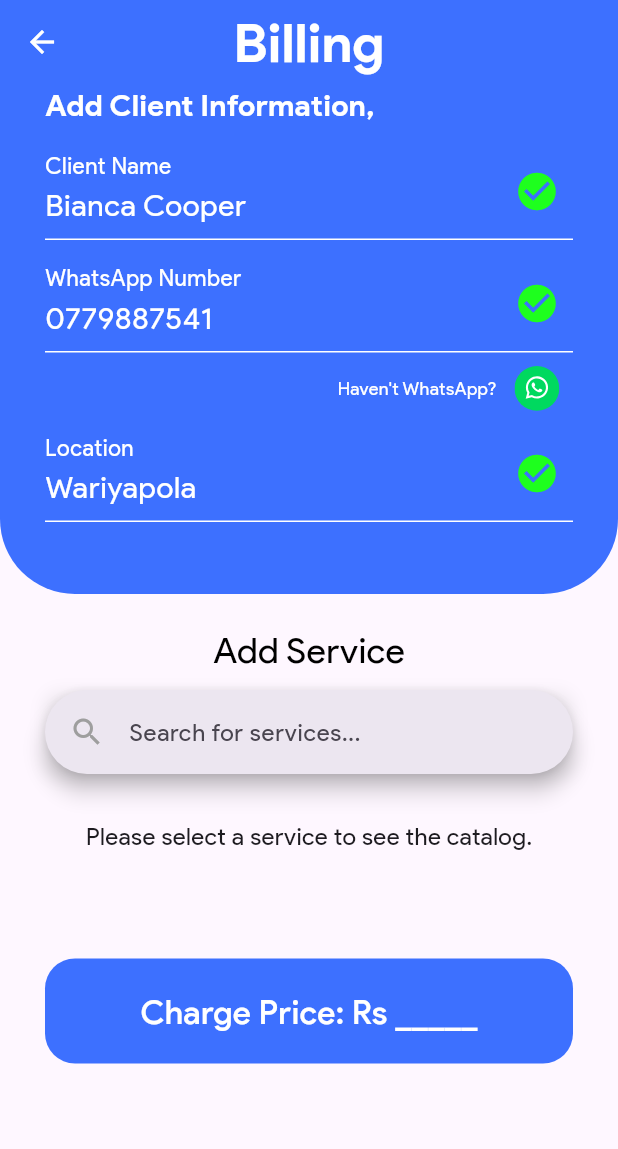
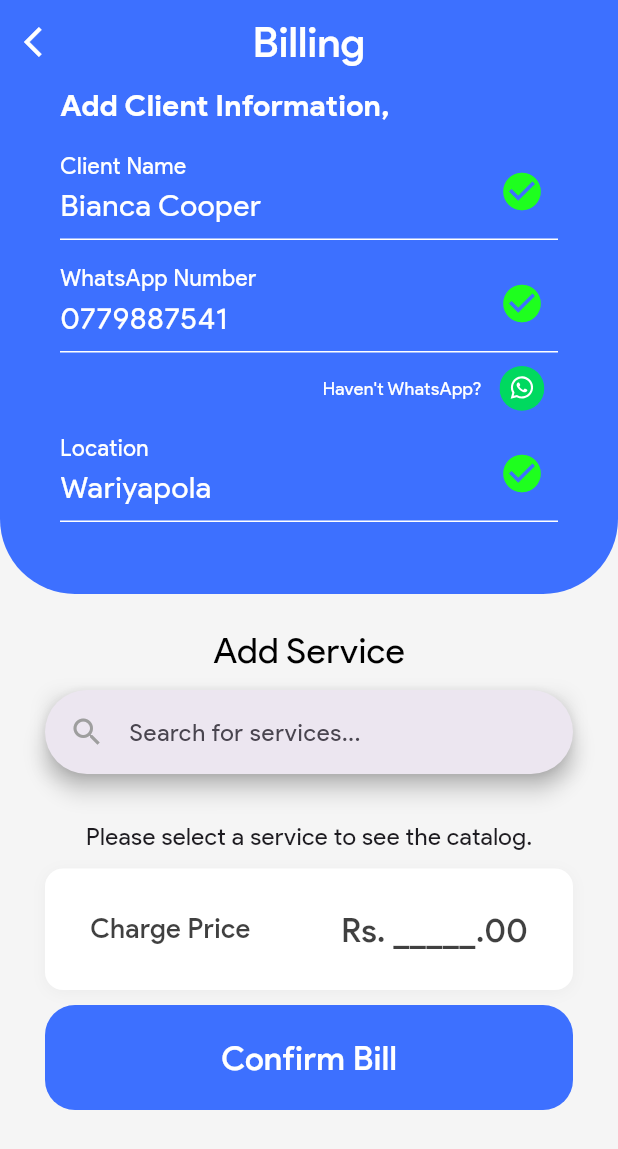
Before and after one commit to udithgunasekara/SalonBilling_MobileApp, a Flutter app: the screen it shows after launch, after a tap on "Add New Bill", on a phone screen of 412 x 824 dp. Shown: the top 1149 px of the screen. Run offline on Flutter 3.47's test engine with Material 3 defaults, Android fonts, the light colour scheme and no system bars; our stand-ins replace cloud_firestore, firebase_core, flutter_svg, hive, hive_flutter; missing offline and left inert: dart:ffi; accounts and stored records are empty; generated files the repository leaves out were written again; network calls fail.

Commit message:
Add time attribute to Service model, update UI padding, and enhance billing functionality

```diff
--- a/lib/Model/service.dart
+++ b/lib/Model/service.dart
@@ -10,12 +10,14 @@ class Service {
   final String serviceType;
   final String contactNumber;
   final int price;
+  final String time;
 
   Service({
     required this.providerName,
     required this.serviceType,
     required this.contactNumber,
     required this.price,
+    required this.time,
   });
 }
 
--- a/lib/View/billingpage/add_client.dart
+++ b/lib/View/billingpage/add_client.dart
@@ -97,7 +97,7 @@ class _ClientInforState extends State<ClientInfor> {
     return GestureDetector(
       onTap: () => FocusScope.of(context).unfocus(),
       child: Container(
-        padding: const EdgeInsets.symmetric(horizontal: 30),
+        padding: const EdgeInsets.symmetric(horizontal: 40),
         height: 340,
         decoration: const BoxDecoration(
           color: mainColor,
--- a/lib/View/billingpage/add_service.dart
+++ b/lib/View/billingpage/add_service.dart
@@ -1,6 +1,8 @@
 //statefull
 
 //including search function and selected widget shower
+
+import 'dart:developer';
 
 import 'package:flutter/material.dart';
 import 'package:flutter/services.dart';
@@ -84,7 +86,7 @@ class _ServiceInforState extends State<ServiceInfor> {
     return Padding(
       padding: const EdgeInsets.symmetric(horizontal: 30),
       child: Column(
-        mainAxisAlignment: MainAxisAlignment.spaceAround,
+        mainAxisAlignment: MainAxisAlignment.spaceBetween,
         children: [
           ///sorting algo for emp frquently used services
           const Text(
@@ -208,20 +210,54 @@ class _ServiceInforState extends State<ServiceInfor> {
               style: TextStyle(fontSize: 16),
             ),
           // i need to push below container into the buttom of the cr
-          SizedBox(height: 70),
+          SizedBox(height: 10),
 
-          ValueListenableBuilder<String>(
-            valueListenable: _viewModel.defualPrice,
-            builder: (context, price, child) {
-              return ThemeButton(
-                text:
-                    price == '0' ? 'Select Option' : 'Charge Price: Rs $price',
-                onPressed: () {
-                  _viewModel.saveBill();
-                },
-              );
-            },
+          Container(
+            padding: const EdgeInsets.symmetric(horizontal: 30, vertical: 25),
+            decoration: BoxDecoration(
+              color: Colors.white,
+              borderRadius: BorderRadius.circular(12),
+              boxShadow: [
+                BoxShadow(
+                  color: Colors.grey.withOpacity(0.1),
+                  blurRadius: 8,
+                  offset: const Offset(0, 2),
+                ),
+              ],
+            ),
+            child: Row(
+              mainAxisAlignment: MainAxisAlignment.spaceBetween,
+              children: [
+                const Text(
+                  'Charge Price',
+                  style: TextStyle(
+                    fontSize: 18,
+                    fontWeight: FontWeight.w500,
+                    color: buttonText,
+                  ),
+                ),
+                ValueListenableBuilder<String>(
+                  valueListenable: _viewModel.defualPrice,
+                  builder: (context, price, child) {
+                    return Text(
+                      price == '0' ? 'Rs. 0.00' : 'Rs. ${price}.00',
+                      style: const TextStyle(
+                        fontSize: 22,
+                        fontWeight: FontWeight.w500,
+                        color: buttonText,
+                      ),
+                    );
+                  },
+                ),
+              ],
+            ),
           ),
+          SizedBox(height: 10),
+          ThemeButton(
+              text: "Confirm Bill",
+              onPressed: () {
+                _viewModel.saveBill();
+              }),
         ],
       ),
     );
--- a/lib/View/billingpage/billing_page.dart
+++ b/lib/View/billingpage/billing_page.dart
@@ -5,29 +5,71 @@ import 'package:salon_mobile/View/billingpage/charge_price.dart';
 import 'package:salon_mobile/ViewModel/bill.dart';
 import 'package:salon_mobile/assets/theme/themecolor.dart';
 
+// class BillingPage extends StatelessWidget {
+//   const BillingPage({super.key});
+
+//   @override
+//   Widget build(BuildContext context) {
+//     return Scaffold(
+//         appBar: AppBar(
+//           centerTitle: true,
+//           iconTheme: const IconThemeData(
+//             color: Colors.white,
+//           ),
+//           leading: IconButton(
+//             onPressed: () {
+//               Bill().detach();
+//               Navigator.pop(context);
+//             },
+//             icon: const Icon(Icons.arrow_back),
+//           ),
+//           title: const Text(
+//             'Billing',
+//             style: TextStyle(
+//               fontSize: 36,
+//               fontWeight: FontWeight.bold,
+//               color: Colors.white,
+//             ),
+//           ),
+//           backgroundColor: mainColor,
+//         ),
+//         body: SingleChildScrollView(
+//           child: Column(
+//             children: const [
+//               //add client information widget here
+//               ClientInfor(),
+//               SizedBox(height: 20),
+//               //add service list widget here
+//               ServiceInfor()
+//             ],
+//           ),
+//         ));
+//   }
+// }
+
 class BillingPage extends StatelessWidget {
   const BillingPage({super.key});
 
   @override
   Widget build(BuildContext context) {
     return Scaffold(
+      backgroundColor: Colors.grey[100],
       appBar: AppBar(
         centerTitle: true,
-          iconTheme: const IconThemeData(
-            color: Colors.white,
-          ),
+        elevation: 0,
+        iconTheme: const IconThemeData(color: Colors.white),
         leading: IconButton(
           onPressed: () {
             Bill().detach();
             Navigator.pop(context);
           },
-            icon: const Icon(Icons.arrow_back),
+          icon: const Icon(Icons.arrow_back_ios),
         ),
         title: const Text(
           'Billing',
           style: TextStyle(
-              fontSize: 36,
-              fontWeight: FontWeight.bold,
+            fontSize: 28,
+            fontWeight: FontWeight.w500,
             color: Colors.white,
           ),
         ),
@@ -36,13 +78,12 @@ class BillingPage extends StatelessWidget {
       body: SingleChildScrollView(
         child: Column(
           children: const [
-              //add client information widget here
             ClientInfor(),
             SizedBox(height: 20),
-              //add service list widget here
-              ServiceInfor()
+            ServiceInfor(),
           ],
         ),
-        ));
+      ),
+    );
   }
 }
--- a/lib/View/home_view.dart
+++ b/lib/View/home_view.dart
@@ -21,16 +21,21 @@ class HomeView extends StatelessWidget {
     return formatter.format(now); // Format current date to "MMM yy"
   }
 
-  List<String> getCurrentWeek() {
+  List<Map<String, String>> getCurrentWeek() {
     final now = DateTime.now();
-    final startOfWeek = now.subtract(Duration(
-        days:
-            now.weekday - 1)); // Get the first day of the current week (Monday)
-    List<String> weekDays = [];
+    final startOfWeek = now.subtract(Duration(days: now.weekday - 1));
+    List<Map<String, String>> weekDays = [];
+
     for (int i = 0; i < 7; i++) {
       final day = startOfWeek.add(Duration(days: i));
-      final formatter = DateFormat('d'); // Format the date to show day number
-      weekDays.add(formatter.format(day));
+      final dayNumber = DateFormat('d').format(day);
+      final dayName = DateFormat('E')
+          .format(day)
+          .substring(0, 3); // Get first 3 letters of day name
+      weekDays.add({
+        'number': dayNumber,
+        'name': dayName,
+      });
     }
     return weekDays;
   }
@@ -78,50 +83,56 @@ class HomeView extends StatelessWidget {
                 ),
                 // Display current month
                 Text(
-                  getCurrentMonth(),
+                  '${getCurrentMonth()},',
                   style: const TextStyle(
-                      fontSize: 18,
+                      fontSize: 20,
                       fontWeight: FontWeight.bold,
                       color: Colors.white),
                 ),
                 const SizedBox(
                   height: 10,
                 ),
-                const SizedBox(height: 10),
+                const SizedBox(height: 3),
                 // Display days of the current week in a horizontal list
                 Row(
-                  mainAxisAlignment:
-                      MainAxisAlignment.spaceEvenly, // Distribute space evenly
+                  mainAxisAlignment: MainAxisAlignment.spaceEvenly,
                   children: getCurrentWeek().map((day) {
-                    bool isCurrentDay =
-                        day == currentDay; // Check if it's the current day
+                    bool isCurrentDay = day['number'] == currentDay;
                     return Container(
                       margin: const EdgeInsets.symmetric(horizontal: 2),
                       width: MediaQuery.of(context).size.width / 7 - 10,
                       padding: const EdgeInsets.symmetric(
-                        vertical: 14,
+                          vertical: 8), // Reduced padding to fit both texts
+                      decoration: BoxDecoration(
+                        color: isCurrentDay ? yellowColor : Colors.white,
+                        borderRadius: BorderRadius.circular(8),
+                        border:
+                            isCurrentDay ? null : Border.all(color: mainColor),
                       ),
-                      decoration: BoxDecoration(
-                        color: isCurrentDay ? Colors.yellow : Colors.white,
-                        borderRadius: BorderRadius.circular(8),
-                        border: isCurrentDay
-                            ? null
-                            : Border.all(
-                                color:
-                                    mainColor), // Blue border for non-current days
-                      ),
-                      child: Center(
-                        child: Text(
-                          day,
+                      child: Column(
+                        mainAxisAlignment: MainAxisAlignment.center,
+                        children: [
+                          Text(
+                            day['name']!, // Show day name
                             style: TextStyle(
                               color: isCurrentDay
                                   ? Colors.white
-                                : Colors
-                                    .blueAccent, // White text for current day, blue for others
+                                  : Colors.blueAccent,
+                              fontSize: 14,
+                              fontWeight: FontWeight.w500,
+                            ),
+                          ),
+                          Text(
+                            day['number']!, // Show day number
+                            style: TextStyle(
+                              color: isCurrentDay
+                                  ? Colors.white
+                                  : Colors.blueAccent,
                               fontSize: 24,
                               fontWeight: FontWeight.bold,
                             ),
                           ),
+                        ],
                       ),
                     );
                   }).toList(),
@@ -133,11 +144,13 @@ class HomeView extends StatelessWidget {
             child: ListView.builder(
               itemCount: _viewModel.services.length,
               itemBuilder: (context, index) {
-                return ServiceTile(_viewModel.services[index]);
+                return ServiceTile(
+                  _viewModel.services[index],
+                  index: index,
+                );
               },
             ),
           ),
-
           // Custom theme button
           Padding(
             padding: const EdgeInsets.all(20.0),
--- a/lib/View/serivce_title.dart
+++ b/lib/View/serivce_title.dart
@@ -1,23 +1,137 @@
 import 'package:flutter/material.dart';
 import 'package:salon_mobile/Model/service.dart';
 
-//showing the service employee did
+// //showing the service employee did
+// class ServiceTile extends StatelessWidget {
+//   final Service _service;
+
+//   const ServiceTile(this._service, {super.key});
+
+//   @override
+//   Widget build(BuildContext context) {
+//     return ListTile(
+//       //add time
+//       title: Text(_service.providerName),
+//       subtitle: Text(_service.serviceType),
+//       trailing: Column(
+//         crossAxisAlignment: CrossAxisAlignment.end,
+//         children: [
+//           Text(_service.contactNumber),
+//           Text('Rs. ${_service.price}/-'),
+//         ],
+//       ),
+//     );
+//   }
+// }
+
 class ServiceTile extends StatelessWidget {
   final Service _service;
+  final int index; // Add index parameter
 
-  const ServiceTile(this._service, {super.key});
+  const ServiceTile(this._service, {required this.index, super.key});
 
   @override
   Widget build(BuildContext context) {
-    return ListTile(
-      title: Text(_service.providerName),
-      subtitle: Text(_service.serviceType),
-      trailing: Column(
-        crossAxisAlignment: CrossAxisAlignment.end,
-        children: [
-          Text(_service.contactNumber),
-          Text('Rs. ${_service.price}/-'),
+    return Container(
+      margin: const EdgeInsets.symmetric(horizontal: 16, vertical: 5),
+      decoration: BoxDecoration(
+        color: Colors.white,
+        borderRadius: BorderRadius.circular(16),
+        boxShadow: [
+          BoxShadow(
+            color: Colors.grey.withOpacity(0.1),
+            spreadRadius: 1,
+            blurRadius: 4,
+            offset: const Offset(0, 2),
+          ),
         ],
+      ),
+      child: Padding(
+        padding: const EdgeInsets.all(16.0),
+        child: Row(
+          children: [
+            // Number indicator
+            Container(
+              width: 40,
+              height: 40,
+              decoration: BoxDecoration(
+                color: const Color(0xFF4169E8),
+                borderRadius: BorderRadius.circular(8),
+              ),
+              child: Center(
+                child: Text(
+                  '${index + 1}',
+                  style: const TextStyle(
+                    color: Colors.white,
+                    fontSize: 20,
+                    fontWeight: FontWeight.bold,
+                  ),
+                ),
+              ),
+            ),
+            const SizedBox(width: 16),
+            // Service details
+            Expanded(
+              child: Column(
+                crossAxisAlignment: CrossAxisAlignment.start,
+                children: [
+                  Row(
+                    mainAxisAlignment: MainAxisAlignment.spaceBetween,
+                    children: [
+                      Text(
+                        _service.providerName,
+                        style: const TextStyle(
+                          fontSize: 18,
+                          fontWeight: FontWeight.bold,
+                        ),
+                      ),
+                      Text(
+                        _service.contactNumber,
+                        style: const TextStyle(
+                          color: Colors.black54,
+                          fontSize: 14,
+                        ),
+                      ),
+                    ],
+                  ),
+                  const SizedBox(height: 4),
+                  Row(
+                    mainAxisAlignment: MainAxisAlignment.spaceBetween,
+                    children: [
+                      Text(
+                        _service.serviceType,
+                        style: const TextStyle(
+                          color: Colors.black54,
+                          fontSize: 14,
+                        ),
+                      ),
+                      Row(
+                        children: [
+                          Text(
+                            _service.time,
+                            style: const TextStyle(
+                              color: Colors.black54,
+                              fontSize: 14,
+                              fontStyle: FontStyle.italic,
+                            ),
+                          ),
+                          const SizedBox(width: 16),
+                          Text(
+                            'Rs. ${_service.price}/-',
+                            style: const TextStyle(
+                              fontWeight: FontWeight.bold,
+                              fontSize: 16,
+                            ),
+                          ),
+                        ],
+                      ),
+                    ],
+                  ),
+                ],
+              ),
+            ),
+          ],
+        ),
       ),
     );
   }
--- a/lib/ViewModel/bill.dart
+++ b/lib/ViewModel/bill.dart
@@ -30,10 +30,10 @@ class Bill {
   //set setDateTime(DateTime dt) => dateTime = dt;
 
   void detach() {
-    clientName = '';
-    phoneNumber = '';
-    location = '';
-    service = null;
-    price = '';
+    // clientName = '';
+    // phoneNumber = '';
+    // location = '';
+    setService = null;
+    setPrice = '';
   }
 }
--- a/lib/ViewModel/home_view_model.dart
+++ b/lib/ViewModel/home_view_model.dart
@@ -8,12 +8,14 @@ class HomeViewModel {
       providerName: 'Nimal',
       serviceType: 'Hair Cut',
       contactNumber: '077 54 865 241',
+      time: "3.23PM",
       price: 1800,
     ),
     Service(
       providerName: 'Amasha',
       serviceType: 'Threading',
       contactNumber: '077 54 865 241',
+      time: "3.23PM",
       price: 100,
     ),
     Service(
@@ -21,18 +23,21 @@ class HomeViewModel {
       serviceType: 'Threading',
       contactNumber: '077 54 865 241',
       price: 100,
+      time: "3.23PM",
     ),
     Service(
       providerName: 'Amasha',
       serviceType: 'Threading',
       contactNumber: '077 54 865 241',
       price: 100,
+      time: "3.23PM",
     ),
     Service(
       providerName: 'Amasha',
       serviceType: 'Threading',
       contactNumber: '077 54 865 241',
       price: 100,
+      time: "3.23PM",
     ),
   ];
 
--- a/lib/ViewModel/service_view_model.dart
+++ b/lib/ViewModel/service_view_model.dart
@@ -150,10 +150,14 @@ class ServiceViewModel {
     if (serviceNameList == null) {
       print("Here we save single service $serviceName and price : $billPrice");
       await _serviceRepository.saveServiceToFirebase(bill);
+
+      bill.detach();
     } else {
       print(
           "Here we save single service $serviceNameList and price : $billPrice");
       await _serviceRepository.saveServiceToFirebase(bill);
+      serviceNameList = null;
+      bill.detach();
     }
   }
 }
--- a/lib/assets/theme/themecolor.dart
+++ b/lib/assets/theme/themecolor.dart
@@ -3,7 +3,9 @@ import 'package:flutter/material.dart';
 // Theme Color maintaining
 // Main theme color
 const mainColor = Color(0xFF3D70FF);
+const yellowColor = Color.fromRGBO(236, 178, 46, 1);
 const mainTextColor = Colors.white;
+const buttonText = Color.fromRGBO(0, 0, 0, 0.75);
 
 // Additional theme colors
 const secondaryColor =
--- a/lib/main.dart
+++ b/lib/main.dart
@@ -1,6 +1,7 @@
 import 'package:flutter/material.dart';
 import 'package:firebase_core/firebase_core.dart';
 import 'package:hive_flutter/hive_flutter.dart';
+import 'package:salon_mobile/View/billingpage/billing_page.dart';
 import 'package:salon_mobile/View/home_view.dart';
 import 'package:salon_mobile/ViewModel/home_view_model.dart';
 import 'firebase_options.dart';
```
Also changed, not shown: 31 other files. Lines whose indentation alone changed are shown as unchanged.
